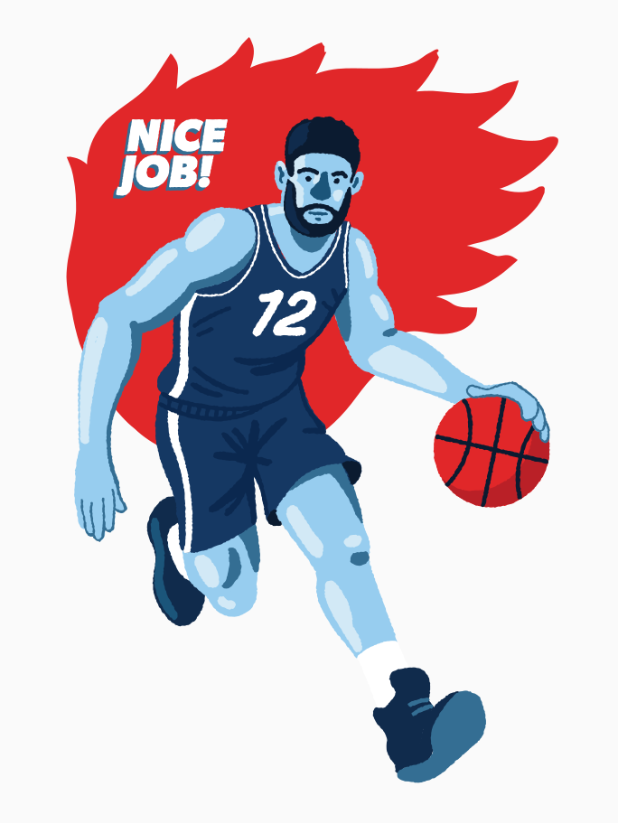
After one commit to Nasirnoori22/examples, a Flutter app: the Signup screen opened directly, on a phone screen of 412 x 824 dp. The commit adds this screen. Shown: the top 823 px of the screen. Run offline on Flutter 3.47's test engine with Material 2 defaults, Android fonts, the phone set to English and light mode, and no system bars; our stand-ins replace like_button; missing offline and left inert: dart:ffi, flutter_carousel_slider.

Commit message:
image animation

```diff
--- a/lib/main.dart
+++ b/lib/main.dart
@@ -1,8 +1,9 @@
 import 'package:example/pages/home_page.dart';
 import 'package:example/pages/job_detials.dart';
+import 'package:example/pages/signup.dart';
 import 'package:flutter/material.dart';
 import 'pages/home.dart';
-
+import 'pages/animation.dart';
 void main() => runApp(const MyApp());
 
 class MyApp extends StatelessWidget {
@@ -13,7 +14,7 @@ class MyApp extends StatelessWidget {
     return MaterialApp(
       debugShowCheckedModeBanner: false,
       theme: ThemeData(primarySwatch: Colors.blue),
-      home: const HomePage(),
+      home:  AnimationPage(),
     );
   }
 }
--- a/lib/pages/home_page.dart
+++ b/lib/pages/home_page.dart
@@ -1,5 +1,4 @@
 import 'dart:ffi';
-
 import 'package:example/pages/home.dart';
 import 'package:example/pages/job_detials.dart';
 import 'package:flutter/material.dart';
@@ -22,7 +21,7 @@ class _HomePageState extends State<HomePage> {
           child: Column(
             children: [
               Container(
-                child: Image.asset('images/finder.jpg', fit:BoxFit.cover, height: 400, width: 350,),
+                child: Image.asset('images/map.jpg', fit:BoxFit.cover, height: 400, width: 350,),
               ),
               Transform.translate( offset: Offset(0, -60),
               child: Container(
@@ -58,7 +57,7 @@ class _HomePageState extends State<HomePage> {
                         child:Text('Lets Get Started', style: TextStyle(fontSize: 20, color: Colors.white),),),
                         Container(
                         child:IconButton(onPressed: (){
-                            Navigator.push(
+                          Navigator.push(
                             context,
                             MaterialPageRoute(builder: (context) => JobDetails()),
                             );
--- /dev/null
+++ b/lib/pages/signup.dart
@@ -0,0 +1,24 @@
+import 'package:flutter/material.dart';
+
+
+class Signup extends StatefulWidget {
+  const Signup({ Key? key }) : super(key: key);
+
+  @override
+  _SignupState createState() => _SignupState();
+}
+
+class _SignupState extends State<Signup> {
+  @override
+  Widget build(BuildContext context) {
+    return Scaffold(
+      body: SingleChildScrollView(
+        child: Column(
+          children: [
+            Image.asset('images/signup.png')
+          ],
+        ),
+      ),
+    );
+  }
+}
--- a/pubspec.yaml
+++ b/pubspec.yaml
@@ -30,7 +30,7 @@ dependencies:
   flutter:
     sdk: flutter
   like_button: ^2.0.3
-
+  flutter_carousel_slider: ^1.0.8
 
   # The following adds the Cupertino Icons font to your application.
   # Use with the CupertinoIcons class for iOS style icons.
```
Also changed, not shown: lib/pages/animation.dart (added, +125 -0 lines), images/signup.png (added), pubspec.lock.
